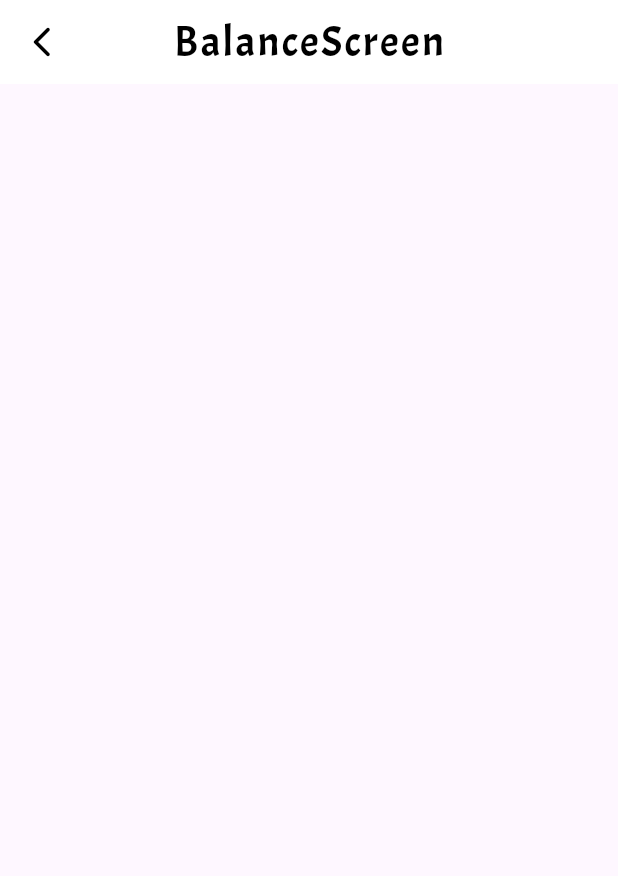
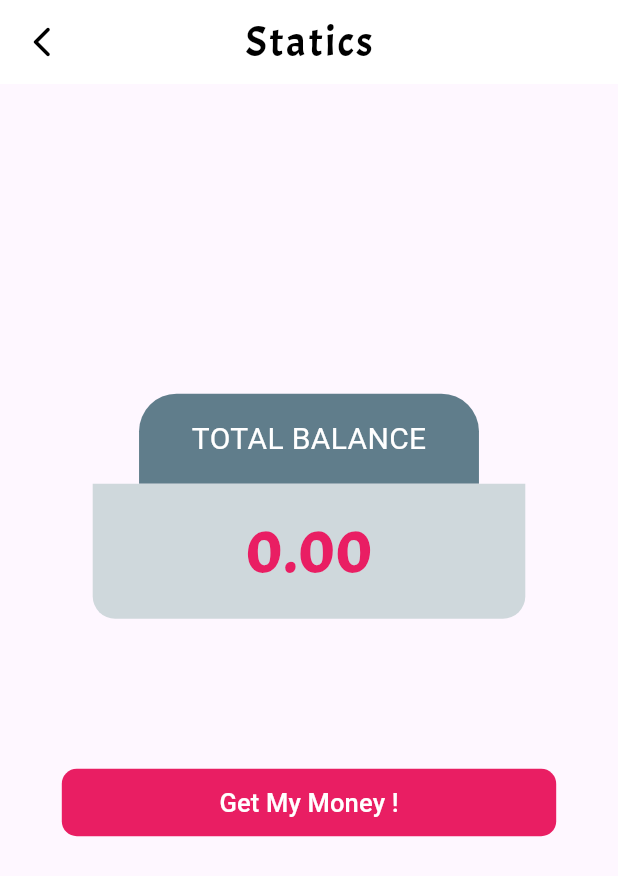
Before and after one commit to 06ajeesh/Flutter_Basics, a Flutter app: the BalanceScreen screen opened directly, on a phone screen of 412 x 824 dp. Shown: the top 876 px of the screen. Run offline on Flutter 3.47's test engine with Material 3 defaults, Android fonts, the phone set to English and light mode, and no system bars; our stand-ins replace badges, cloud_firestore, firebase_auth, firebase_core, firebase_storage, flutter_datetime_picker_plus and 5 more; missing offline and left inert: staggered_grid_view_flutter; accounts and stored records are empty.

Commit message:
supplier balance screen

```diff
--- a/lib/dashboard_components/supplier_balance.dart
+++ b/lib/dashboard_components/supplier_balance.dart
@@ -1,19 +1,182 @@
+import 'package:cloud_firestore/cloud_firestore.dart';
+import 'package:firebase_auth/firebase_auth.dart';
 import 'package:flutter/material.dart';
 import 'package:multi_store_app2/widgets/appbar_widgets.dart';
+import 'package:multi_store_app2/widgets/yellow_button.dart';
 
 class BalanceScreen extends StatelessWidget {
   const BalanceScreen({super.key});
 
   @override
   Widget build(BuildContext context) {
+    return StreamBuilder<QuerySnapshot>(
+      stream: FirebaseFirestore.instance
+          .collection("orders")
+          .where('sid', isEqualTo: FirebaseAuth.instance.currentUser!.uid)
+          .snapshots(),
+      builder: (BuildContext context, AsyncSnapshot<QuerySnapshot> snapshot) {
+        if (snapshot.connectionState == ConnectionState.waiting) {
+          return const Material(
+            child: Center(
+              child: CircularProgressIndicator(),
+            ),
+          );
+        }
+
+        double totalPrice = 0.0;
+        for (var item in snapshot.data!.docs) {
+          totalPrice += item['orderqty'] * item['orderPrice'];
+        }
+
         return Scaffold(
           appBar: AppBar(
             elevation: 0,
             backgroundColor: Colors.white,
-        title: const AppBarTitle(title: 'BalanceScreen'),
+            title: const AppBarTitle(title: 'Statics'),
+            leading: const AppBarBackButton(),
             centerTitle: true,
-        leading: const AppBarBackButton(),
           ),
+          body: Center(
+            child: Column(
+              mainAxisAlignment: MainAxisAlignment.center,
+              children: [
+                BalanceModel(
+                  label: "total balance",
+                  value: totalPrice,
+                  decimal: 2,
+                ),
+                const SizedBox(
+                  height: 100,
+                ),
+                Container(
+                  height: 45,
+                  width: MediaQuery.of(context).size.width * 0.8,
+                  decoration: BoxDecoration(
+                    color: Colors.pink,
+                    borderRadius: BorderRadius.circular(10),
+                  ),
+                  child: MaterialButton(
+                    onPressed: () {},
+                    child: const Center(
+                      child: Text(
+                        "Get My Money !",
+                        style: TextStyle(color: Colors.white, fontSize: 17),
+                      ),
+                    ),
+                  ),
+                ),
+                const SizedBox(
+                  height: 60,
+                ),
+              ],
+            ),
+          ),
+        );
+      },
     );
   }
 }
+
+class BalanceModel extends StatelessWidget {
+  final String label;
+  final int decimal;
+  final dynamic value;
+  const BalanceModel({
+    super.key,
+    required this.decimal,
+    required this.label,
+    required this.value,
+  });
+
+  @override
+  Widget build(BuildContext context) {
+    return Column(
+      children: [
+        Container(
+          height: 60,
+          width: MediaQuery.of(context).size.width * 0.55,
+          decoration: const BoxDecoration(
+            color: Colors.blueGrey,
+            borderRadius: BorderRadius.only(
+              topLeft: Radius.circular(25),
+              topRight: Radius.circular(25),
+            ),
+          ),
+          child: Center(
+            child: Text(
+              label.toUpperCase(),
+              style: const TextStyle(
+                color: Colors.white,
+                fontSize: 20,
+              ),
+            ),
+          ),
+        ),
+        Container(
+          height: 90,
+          width: MediaQuery.of(context).size.width * 0.70,
+          decoration: BoxDecoration(
+            color: Colors.blueGrey.shade100,
+            borderRadius: const BorderRadius.only(
+              bottomLeft: Radius.circular(15),
+              bottomRight: Radius.circular(15),
+            ),
+          ),
+          child: AnimatedCounter(
+            count: value,
+            decimal: decimal,
+          ),
+        ),
+      ],
+    );
+  }
+}
+
+class AnimatedCounter extends StatefulWidget {
+  final dynamic count;
+  final int decimal;
+  const AnimatedCounter(
+      {super.key, required this.count, required this.decimal});
+
+  @override
+  State<AnimatedCounter> createState() => _AnimatedCounterState();
+}
+
+class _AnimatedCounterState extends State<AnimatedCounter>
+    with TickerProviderStateMixin {
+  late AnimationController _controller;
+  late Animation _animation;
+  @override
+  void initState() {
+    _controller =
+        AnimationController(vsync: this, duration: const Duration(seconds: 2));
+    _animation = _controller;
+    setState(() {
+      _animation = Tween(begin: _animation.value, end: widget.count)
+          .animate(_controller);
+    });
+    _controller.forward();
+    super.initState();
+  }
+
+  @override
+  Widget build(BuildContext context) {
+    return AnimatedBuilder(
+      animation: _animation,
+      builder: (BuildContext context, Widget? child) {
+        return Center(
+          child: Text(
+            _animation.value.toStringAsFixed(widget.decimal),
+            style: const TextStyle(
+              color: Colors.pink,
+              letterSpacing: 2,
+              fontSize: 40,
+              fontFamily: 'Acme',
+              fontWeight: FontWeight.bold,
+            ),
+          ),
+        );
+      },
+    );
+  }
+}
```
Lines whose indentation alone changed are shown as unchanged.
